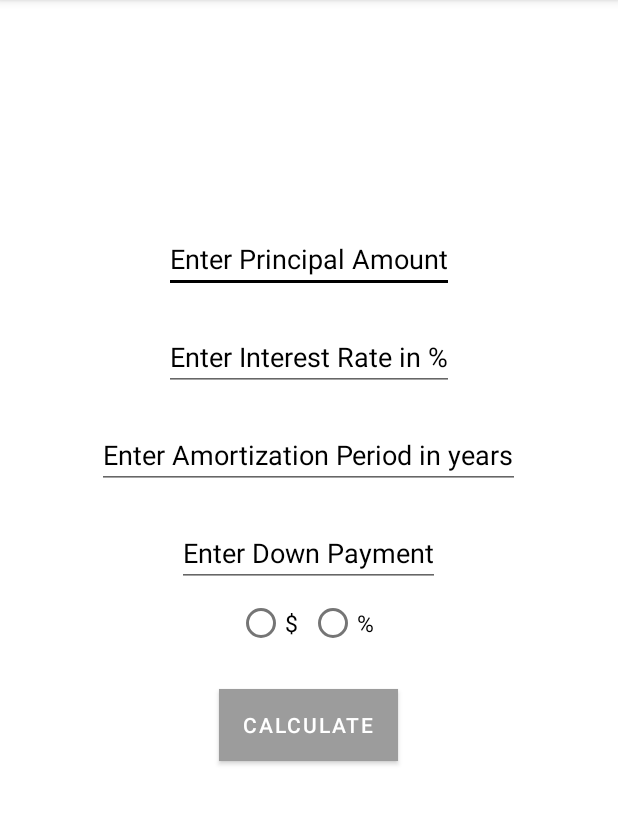
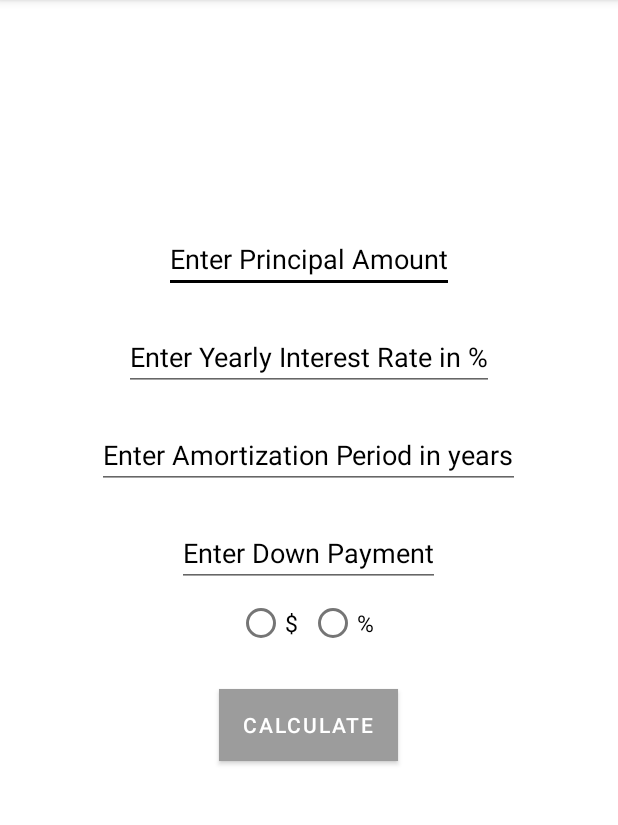
Before and after one commit to TegSingh/MortgageCalculatorApplication, an Android app: the screen it shows after launch (MainActivity), on a phone screen of 412 x 824 dp, the part 84-909 px from its top. Run offline under Robolectric (Android 15) with nearby library versions, the phone set to English and light mode, and no system bars.

```diff
--- a/app/src/main/res/layout/activity_main.xml
+++ b/app/src/main/res/layout/activity_main.xml
@@ -24,7 +24,7 @@
         android:layout_centerHorizontal="true"
         android:layout_below="@+id/edtPrincipal"
         android:layout_margin="10dp"
-        android:hint="Enter Interest Rate in %"
+        android:hint="Enter Yearly Interest Rate in %"
         android:textColorHint="@color/black"
         android:textColor="@color/black"/>
 
```
Also changed, not shown: app/src/main/java/com/example/mortgagecalculatorapplication/MainActivity.java (+2 -36 lines).
